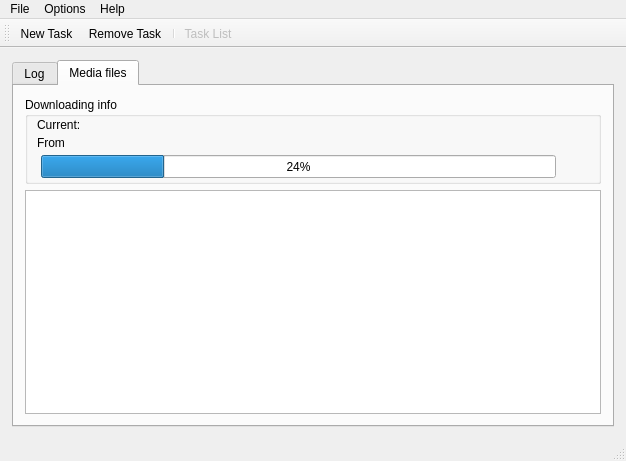
Old version of the form ui/mediasitedownloder.ui in the repository pussbb/QMediaSiteDownloader.
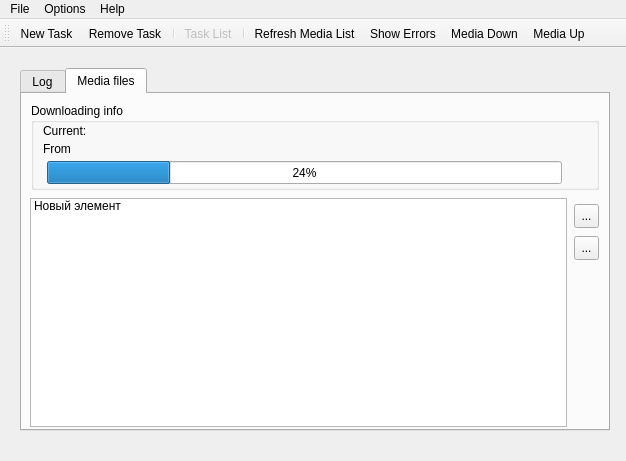
New version of the form. The open tabs and pages were chosen to show the change. Icons and pictures are not drawn.

```diff
--- a/ui/mediasitedownloder.ui
+++ b/ui/mediasitedownloder.ui
@@ -10,6 +10,18 @@
     <height>461</height>
    </rect>
   </property>
+  <property name="minimumSize">
+   <size>
+    <width>626</width>
+    <height>461</height>
+   </size>
+  </property>
+  <property name="maximumSize">
+   <size>
+    <width>626</width>
+    <height>461</height>
+   </size>
+  </property>
   <property name="windowTitle">
    <string>Media Site Downloder</string>
   </property>
@@ -18,11 +30,8 @@
     <normaloff>:/main.png</normaloff>:/main.png</iconset>
   </property>
   <widget class="QWidget" name="centralWidget">
-   <layout class="QHBoxLayout" name="horizontalLayout">
-    <property name="margin">
-     <number>1</number>
-    </property>
-    <item>
+   <layout class="QGridLayout" name="gridLayout">
+    <item row="0" column="0">
      <widget class="QStackedWidget" name="stackedWidget">
       <property name="currentIndex">
        <number>0</number>
@@ -284,9 +293,15 @@
        </widget>
       </widget>
       <widget class="QWidget" name="parse_info">
-       <layout class="QGridLayout" name="gridLayout_3">
-        <item row="0" column="1">
          <widget class="QTabWidget" name="tasktabs">
+        <property name="geometry">
+         <rect>
+          <x>9</x>
+          <y>9</y>
+          <width>590</width>
+          <height>363</height>
+         </rect>
+        </property>
           <property name="currentIndex">
            <number>1</number>
           </property>
@@ -449,9 +464,15 @@
            <attribute name="title">
             <string>Media files</string>
            </attribute>
-           <layout class="QGridLayout" name="gridLayout_4">
-            <item row="0" column="0">
              <widget class="QGroupBox" name="groupBox">
+          <property name="geometry">
+           <rect>
+            <x>9</x>
+            <y>9</y>
+            <width>568</width>
+            <height>87</height>
+           </rect>
+          </property>
               <property name="minimumSize">
                <size>
                 <width>547</width>
@@ -521,9 +542,21 @@
                </property>
               </widget>
              </widget>
-            </item>
-            <item row="1" column="0">
              <widget class="QListWidget" name="medialist">
+          <property name="geometry">
+           <rect>
+            <x>8</x>
+            <y>104</y>
+            <width>537</width>
+            <height>229</height>
+           </rect>
+          </property>
+          <property name="contextMenuPolicy">
+           <enum>Qt::CustomContextMenu</enum>
+          </property>
+          <property name="editTriggers">
+           <set>QAbstractItemView::DoubleClicked</set>
+          </property>
               <property name="dragDropMode">
                <enum>QAbstractItemView::DragDrop</enum>
               </property>
@@ -533,16 +566,61 @@
               <property name="selectionMode">
                <enum>QAbstractItemView::SingleSelection</enum>
               </property>
+          <property name="isWrapping" stdset="0">
+           <bool>false</bool>
+          </property>
+          <property name="wordWrap">
+           <bool>false</bool>
+          </property>
               <property name="sortingEnabled">
-               <bool>true</bool>
-              </property>
-             </widget>
-            </item>
-           </layout>
-          </widget>
+           <bool>false</bool>
+          </property>
+          <item>
+           <property name="text">
+            <string>Новый элемент</string>
+           </property>
+           <property name="icon">
+            <iconset resource="../resource/qmsd_main.qrc">
+             <normaloff>:/toolbar/Symbol-Restricted.png</normaloff>:/toolbar/Symbol-Restricted.png</iconset>
+           </property>
+          </item>
+         </widget>
+         <widget class="QToolButton" name="toolmediaup">
+          <property name="geometry">
+           <rect>
+            <x>552</x>
+            <y>110</y>
+            <width>25</width>
+            <height>24</height>
+           </rect>
+          </property>
+          <property name="text">
+           <string>...</string>
+          </property>
+          <property name="icon">
+           <iconset resource="../resource/qmsd_main.qrc">
+            <normaloff>:/toolbar/Arrow-Up.png</normaloff>:/toolbar/Arrow-Up.png</iconset>
+          </property>
          </widget>
-        </item>
-       </layout>
+         <widget class="QToolButton" name="toolmediadown">
+          <property name="geometry">
+           <rect>
+            <x>552</x>
+            <y>142</y>
+            <width>25</width>
+            <height>24</height>
+           </rect>
+          </property>
+          <property name="text">
+           <string>...</string>
+          </property>
+          <property name="icon">
+           <iconset resource="../resource/qmsd_main.qrc">
+            <normaloff>:/toolbar/Arrow-Down.png</normaloff>:/toolbar/Arrow-Down.png</iconset>
+          </property>
+         </widget>
+        </widget>
+       </widget>
       </widget>
      </widget>
     </item>
@@ -591,8 +669,12 @@
    <addaction name="actionRemove_Task"/>
    <addaction name="separator"/>
    <addaction name="actionTask_List"/>
+   <addaction name="separator"/>
+   <addaction name="actionRefresh_Media_List"/>
+   <addaction name="actionShow_Errors"/>
+   <addaction name="actionMedia_down"/>
+   <addaction name="actionMedia_Up"/>
   </widget>
-  <widget class="QStatusBar" name="statusBar"/>
   <action name="actionExit">
    <property name="icon">
     <iconset resource="../resource/qmsd_main.qrc">
@@ -645,6 +727,60 @@
     <string>Task List</string>
    </property>
   </action>
+  <action name="actionRefresh_Media_List">
+   <property name="icon">
+    <iconset resource="../resource/qmsd_main.qrc">
+     <normaloff>:/toolbar/Refresh.png</normaloff>:/toolbar/Refresh.png</iconset>
+   </property>
+   <property name="text">
+    <string>Refresh Media List</string>
+   </property>
+  </action>
+  <action name="actionShow_Errors">
+   <property name="icon">
+    <iconset resource="../resource/qmsd_main.qrc">
+     <normaloff>:/toolbar/error</normaloff>:/toolbar/error</iconset>
+   </property>
+   <property name="text">
+    <string>Show Errors</string>
+   </property>
+  </action>
+  <action name="actionMedia_down">
+   <property name="icon">
+    <iconset resource="../resource/qmsd_main.qrc">
+     <normaloff>:/toolbar/Arrow-Down.png</normaloff>:/toolbar/Arrow-Down.png</iconset>
+   </property>
+   <property name="text">
+    <string>Media Down</string>
+   </property>
+  </action>
+  <action name="actionMedia_Up">
+   <property name="icon">
+    <iconset resource="../resource/qmsd_main.qrc">
+     <normaloff>:/toolbar/Arrow-Up.png</normaloff>:/toolbar/Arrow-Up.png</iconset>
+   </property>
+   <property name="text">
+    <string>Media Up</string>
+   </property>
+  </action>
+  <action name="actionGo_to_Page">
+   <property name="icon">
+    <iconset resource="../resource/qmsd_main.qrc">
+     <normaloff>:/toolbar/link.png</normaloff>:/toolbar/link.png</iconset>
+   </property>
+   <property name="text">
+    <string>Go to Page</string>
+   </property>
+  </action>
+  <action name="actionCopy_to_Clipboard">
+   <property name="icon">
+    <iconset resource="../resource/qmsd_main.qrc">
+     <normaloff>:/toolbar/Paste.png</normaloff>:/toolbar/Paste.png</iconset>
+   </property>
+   <property name="text">
+    <string>Copy to Clipboard</string>
+   </property>
+  </action>
  </widget>
  <layoutdefault spacing="6" margin="11"/>
  <tabstops>
```
Left out of the diff: 20 changed lines with no effect on the pictures. Lines whose indentation alone changed are shown as unchanged.
